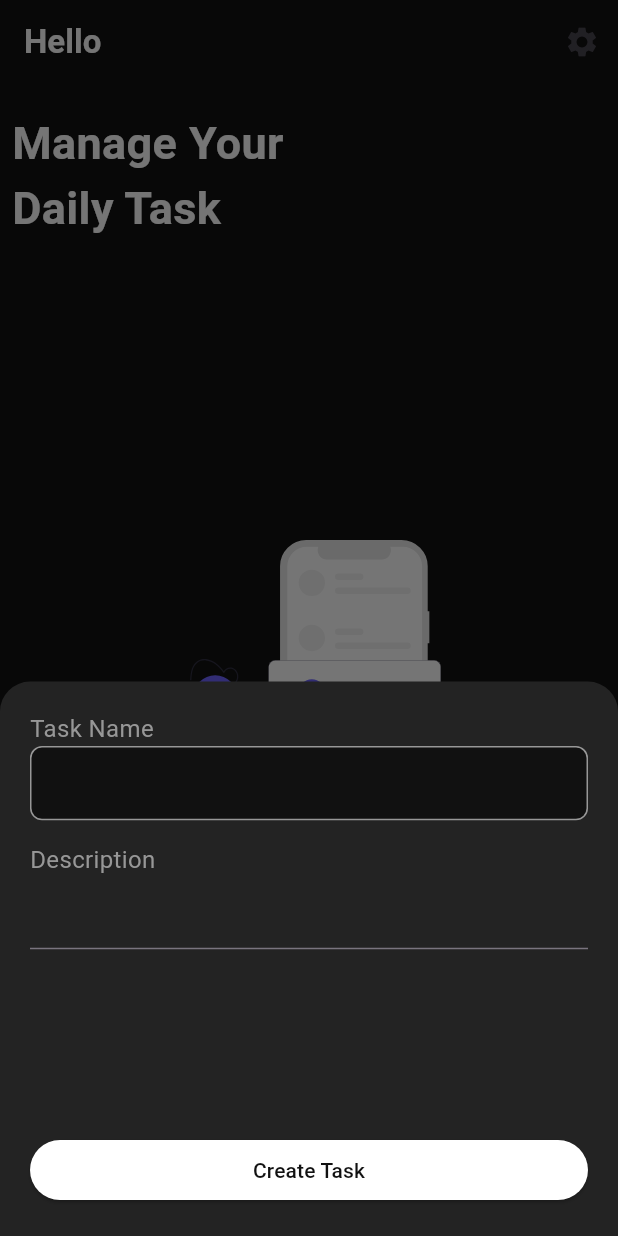
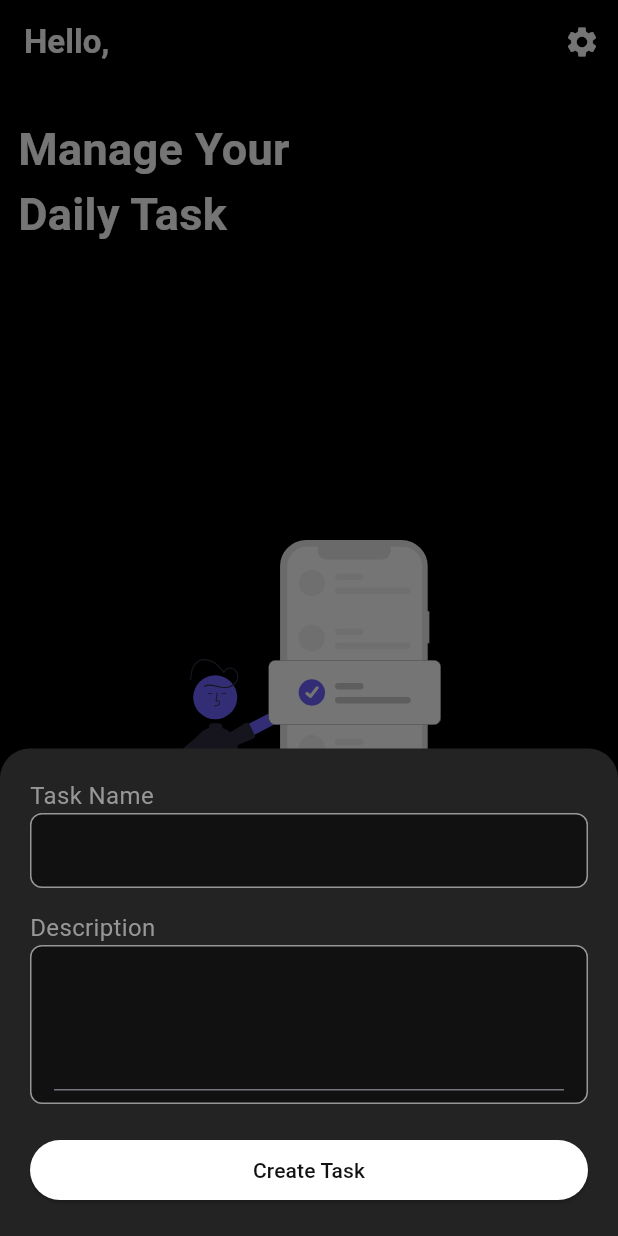
Before and after one commit to mayurpawar17/dotoon-todo-app, a Flutter app: the TodoScreen screen opened by its route, after a tap on the "add" icon, on a phone screen of 412 x 824 dp. Run offline on Flutter 3.47's test engine with Material 3 defaults, Android fonts, the phone set to English and light mode, and no system bars; our stand-ins replace flutter_svg, google_fonts, shared_preferences; accounts and stored records are empty.

Commit message:
ui fix todo screen

```diff
--- a/lib/model/todoModel.dart
+++ b/lib/model/todoModel.dart
@@ -2,10 +2,12 @@ class Todo {
   final String id;
   final String title;
   final String description;
+  bool isCompleted;
 
   Todo({
     required this.id,
     required this.title,
     required this.description,
+    this.isCompleted = false,
   });
 }
--- a/lib/screens/todoScreen.dart
+++ b/lib/screens/todoScreen.dart
@@ -18,74 +18,83 @@ class TodoScreen extends StatefulWidget {
 
 class _TodoScreenState extends State<TodoScreen> {
   String? username;
-  List<Todo> todo = [];
-  TextEditingController taskController = TextEditingController();
-  final uuid = Uuid();
+  List<Todo> todos = [];
+  final uuid = const Uuid();
 
-  void saveTodo(String title) {
-    if (title.trim().isEmpty) return;
-
-    todo.add(Todo(id: uuid.v4(), title: title, description: 'No Description'));
-
-    setState(() {});
-    taskController.clear();
+  @override
+  void initState() {
+    super.initState();
+    _loadUsername();
   }
 
-  // Future<String> loadUsername() async {
-  //   final pref = await SharedPreferences.getInstance();
-  //   return pref.getString('USERNAME') ?? 'null username';
-  // }
-
-  void loadUsername() async {
-    final pref = await SharedPreferences.getInstance();
-    final name = pref.getString('USERNAME') ?? 'null username';
-
+  // Load the stored username from SharedPreferences
+  Future<void> _loadUsername() async {
+    final prefs = await SharedPreferences.getInstance();
+    final name = prefs.getString('USERNAME') ?? 'User';
     setState(() {
       username = name;
     });
   }
 
-  @override
-  void initState() {
-    // TODO: implement initState
-    super.initState();
-    loadUsername();
+  // Add a new todo task to the list
+  void _addTodo(Todo todo) {
+    setState(() {
+      todos.add(todo);
+    });
   }
 
-  @override
-  void dispose() {
-    super.dispose();
+  // Remove todo by index, optionally show snackbar
+  void _removeTodoAt(int index, {String? message}) {
+    final removedTask = todos[index];
+    setState(() {
+      todos.removeAt(index);
+    });
+    if (message != null) {
+      ScaffoldMessenger.of(context).showSnackBar(
+        SnackBar(content: Text('$message "${removedTask.title}"')),
+      );
+    }
+  }
+
+  // Toggle completion status of a todo
+  void _toggleTodoCompletion(Todo todo, bool? isChecked) {
+    setState(() {
+      todo.isCompleted = isChecked ?? false;
+    });
   }
 
   @override
   Widget build(BuildContext context) {
+    final bool isTaskListEmpty = todos.isEmpty;
+
     return Scaffold(
       appBar: AppBar(
         automaticallyImplyLeading: false,
         title: Text(
-          username == null ? 'Hello...' : 'Hello $username',
-          style: TextStyle(color: whiteColor, fontWeight: FontWeight.bold),
+          username == null ? 'Hello...' : 'Hello, $username',
+          style: const TextStyle(color: whiteColor, fontWeight: FontWeight.bold),
         ),
         actions: [
           IconButton(
-            icon: const Icon(Icons.settings),
+            icon: const Icon(Icons.settings, color: Colors.white),
             onPressed: () {
               Navigator.of(context).push(
                 PageRouteBuilder(
-                  transitionDuration: Duration(milliseconds: 300),
-                  transitionsBuilder: (context, ani, secondAni, child) {
-                    return FadeTransition(opacity: ani, child: child);
-                  },
-                  pageBuilder: (context, ani, secondAni) => SettingsScreen(),
+                  transitionDuration: const Duration(milliseconds: 300),
+                  transitionsBuilder: (context, animation, _, child) =>
+                      FadeTransition(opacity: animation, child: child),
+                  pageBuilder: (context, _, __) => const SettingsScreen(),
                 ),
               );
             },
           ),
         ],
+        backgroundColor: Colors.black,
       ),
+      backgroundColor: Colors.black,
       body: SafeArea(
         child: Padding(
-          padding: const EdgeInsets.all(8.0),
+          padding: const EdgeInsets.all(12),
           child: Column(
             crossAxisAlignment: CrossAxisAlignment.start,
             children: [
@@ -100,8 +109,7 @@ class _TodoScreenState extends State<TodoScreen> {
               ),
               const SizedBox(height: 10),
               Expanded(
-                child:
-                    todo.isEmpty
+                child: isTaskListEmpty
                     ? Center(
                   child: Column(
                     mainAxisAlignment: MainAxisAlignment.center,
@@ -110,7 +118,7 @@ class _TodoScreenState extends State<TodoScreen> {
                         'assets/no_task.svg',
                         height: 200,
                       ),
-                              SizedBox(height: 30),
+                      const SizedBox(height: 30),
                       Text(
                         'Add Task',
                         style: TextStyle(
@@ -122,43 +130,35 @@ class _TodoScreenState extends State<TodoScreen> {
                   ),
                 )
                     : ListView.builder(
-                          itemCount: todo.length,
+                  itemCount: todos.length,
                   itemBuilder: (context, index) {
-                            final item = todo[index];
+                    final item = todos[index];
                     return Padding(
                       padding: const EdgeInsets.symmetric(vertical: 5),
                       child: Dismissible(
                         key: Key(item.id),
-                                onDismissed: (direction) {
-                                  if (direction ==
-                                      DismissDirection.startToEnd) {
-                                    ScaffoldMessenger.of(context).showSnackBar(
-                                      SnackBar(content: Text('Archived')),
-                                    );
-                                    setState(() => todo.removeAt(index));
-                                  } else {
-                                    setState(() => todo.removeAt(index));
-                                  }
-                                },
-                                direction: DismissDirection.horizontal,
                         background: Container(
                           alignment: Alignment.centerLeft,
-                                  padding: EdgeInsets.symmetric(horizontal: 20),
+                          padding: const EdgeInsets.symmetric(horizontal: 20),
                           color: Colors.green,
-                                  child: Icon(
-                                    Icons.archive,
-                                    color: Colors.white,
-                                  ),
+                          child: const Icon(Icons.archive, color: Colors.white),
                         ),
                         secondaryBackground: Container(
                           alignment: Alignment.centerRight,
-                                  padding: EdgeInsets.symmetric(horizontal: 20),
+                          padding: const EdgeInsets.symmetric(horizontal: 20),
                           color: Colors.red,
-                                  child: Icon(
-                                    Icons.delete,
-                                    color: Colors.white,
+                          child: const Icon(Icons.delete, color: Colors.white),
                         ),
-                                ),
+                        direction: DismissDirection.horizontal,
+                        onDismissed: (direction) {
+                          if (direction == DismissDirection.startToEnd) {
+                            // Archive action - currently just removes and shows snackbar
+                            _removeTodoAt(index, message: 'Archived');
+                          } else {
+                            // Delete action
+                            _removeTodoAt(index, message: 'Deleted');
+                          }
+                        },
                         child: _buildTodoItemCard(item),
                       ),
                     );
@@ -171,48 +171,53 @@ class _TodoScreenState extends State<TodoScreen> {
       ),
       floatingActionButton: FloatingActionButton(
         backgroundColor: Colors.white,
-        onPressed:
-            () => {
+        onPressed: () {
           showAddTaskModal(context, (Todo newTask) {
-                setState(() {
-                  todo.add(newTask);
-                });
+            _addTodo(newTask);
             ScaffoldMessenger.of(context).showSnackBar(
               SnackBar(content: Text('Task "${newTask.title}" added!')),
             );
-              }),
+          });
         },
         child: const Icon(Icons.add, color: Colors.black),
       ),
     );
   }
 
+  // Widget to build each todo item card
   Widget _buildTodoItemCard(Todo item) {
     return Container(
       width: double.infinity,
       padding: const EdgeInsets.all(15),
-      // margin: const EdgeInsets.symmetric(vertical: 5),
       decoration: BoxDecoration(
         color: todoItemCardColor,
         borderRadius: BorderRadius.circular(15),
       ),
       child: Row(
-        mainAxisAlignment: MainAxisAlignment.spaceBetween,
         children: [
-          Column(
+          Expanded(
+            child: Column(
               crossAxisAlignment: CrossAxisAlignment.start,
               children: [
                 Text(
                   item.title,
                   style: const TextStyle(color: Colors.white, fontSize: 20),
+                  overflow: TextOverflow.ellipsis,
                 ),
                 Text(
                   item.description,
                   style: const TextStyle(color: Colors.white70, fontSize: 16),
+                  overflow: TextOverflow.ellipsis,
                 ),
               ],
             ),
-          Checkbox(value: true, onChanged: (value) {}),
+          ),
+          Checkbox(
+            value: item.isCompleted,
+            onChanged: (bool? checked) => _toggleTodoCompletion(item, checked),
+            activeColor: whiteColor,
+            checkColor: Colors.black,
+          ),
         ],
       ),
     );
@@ -222,7 +227,7 @@ class _TodoScreenState extends State<TodoScreen> {
 void showAddTaskModal(BuildContext context, Function(Todo) onTaskCreated) {
   final TextEditingController titleController = TextEditingController();
   final TextEditingController descriptionController = TextEditingController();
-  final uuid = Uuid();
+  final uuid = const Uuid();
 
   showModalBottomSheet(
     backgroundColor: todoItemCardColor,
@@ -232,6 +237,8 @@ void showAddTaskModal(BuildContext context, Function(Todo) onTaskCreated) {
       borderRadius: BorderRadius.vertical(top: Radius.circular(20)),
     ),
     builder: (BuildContext context) {
+      return StatefulBuilder(
+        builder: (context, setModalState) {
           return SafeArea(
             child: Padding(
               padding: EdgeInsets.only(
@@ -240,8 +247,9 @@ void showAddTaskModal(BuildContext context, Function(Todo) onTaskCreated) {
                 top: 20,
                 bottom: MediaQuery.of(context).viewInsets.bottom + 20,
               ),
+              child: SingleChildScrollView(
                 child: SizedBox(
-            height: MediaQuery.of(context).size.height * 0.40, // 65% of screen
+                  // Fixed min height to avoid overflow but flexible in scrolling
                   child: Column(
                     crossAxisAlignment: CrossAxisAlignment.start,
                     children: [
@@ -250,8 +258,8 @@ void showAddTaskModal(BuildContext context, Function(Todo) onTaskCreated) {
                         style: TextStyle(fontSize: 16, color: fontGrey),
                       ),
                       Container(
-                  padding: EdgeInsets.symmetric(horizontal: 15),
-                  height: MediaQuery.of(context).size.height * 0.06,
+                        padding: const EdgeInsets.symmetric(horizontal: 15),
+                        height: 50,
                         decoration: BoxDecoration(
                           color: bgColor,
                           border: Border.all(color: fontGrey),
@@ -259,9 +267,10 @@ void showAddTaskModal(BuildContext context, Function(Todo) onTaskCreated) {
                         ),
                         child: Center(
                           child: TextField(
-                      decoration: InputDecoration(border: InputBorder.none),
-                      style: TextStyle(color: whiteColor),
+                            decoration: const InputDecoration(border: InputBorder.none),
+                            style: const TextStyle(color: whiteColor),
                             controller: titleController,
+                            textInputAction: TextInputAction.next,
                           ),
                         ),
                       ),
@@ -270,20 +279,54 @@ void showAddTaskModal(BuildContext context, Function(Todo) onTaskCreated) {
                         'Description',
                         style: TextStyle(fontSize: 16, color: fontGrey),
                       ),
-                TextField(
-                  style: TextStyle(color: whiteColor),
+                      Container(
+                        padding: const EdgeInsets.symmetric(horizontal: 15, vertical: 8),
+                        decoration: BoxDecoration(
+                          color: bgColor,
+                          border: Border.all(color: fontGrey),
+                          borderRadius: BorderRadius.circular(8),
+                        ),
+                        child: TextField(
+                          maxLines: 3,
+                          style: const TextStyle(color: whiteColor),
                           controller: descriptionController,
-
-                  // maxLines: 3,
+                          textInputAction: TextInputAction.done,
+                          onSubmitted: (_) => _attemptCreateTask(context, titleController, descriptionController, onTaskCreated),
                         ),
-                const Spacer(),
+                      ),
+                      const SizedBox(height: 20),
                       SizedBox(
                         width: double.infinity,
                         child: ElevatedButton(
                           style: ElevatedButton.styleFrom(
                             backgroundColor: whiteColor,
                           ),
-                    onPressed: () {
+                          onPressed: () => _attemptCreateTask(context, titleController, descriptionController, onTaskCreated),
+                          child: const Text(
+                            'Create Task',
+                            style: TextStyle(color: bgColor),
+                          ),
+                        ),
+                      ),
+                    ],
+                  ),
+                ),
+              ),
+            ),
+          );
+        },
+      );
+    },
+  );
+}
+
+// Helper method to validate inputs and create the task
+void _attemptCreateTask(
+    BuildContext context,
+    TextEditingController titleController,
+    TextEditingController descriptionController,
+    Function(Todo) onTaskCreated,
+    ) {
   final title = titleController.text.trim();
   final description = descriptionController.text.trim();
 
@@ -297,25 +340,12 @@ void showAddTaskModal(BuildContext context, Function(Todo) onTaskCreated) {
   }
 
   final newTask = Todo(
-                        id: uuid.v4(),
+    id: const Uuid().v4(),
     title: title,
     description: description,
+    isCompleted: false,
   );
 
   onTaskCreated(newTask);
   Navigator.pop(context);
-                    },
-                    child: const Text(
-                      'Create Task',
-                      style: TextStyle(color: bgColor),
-                    ),
-                  ),
-                ),
-              ],
-            ),
-          ),
-        ),
-      );
-    },
-  );
 }
```
Lines whose indentation alone changed are shown as unchanged.
